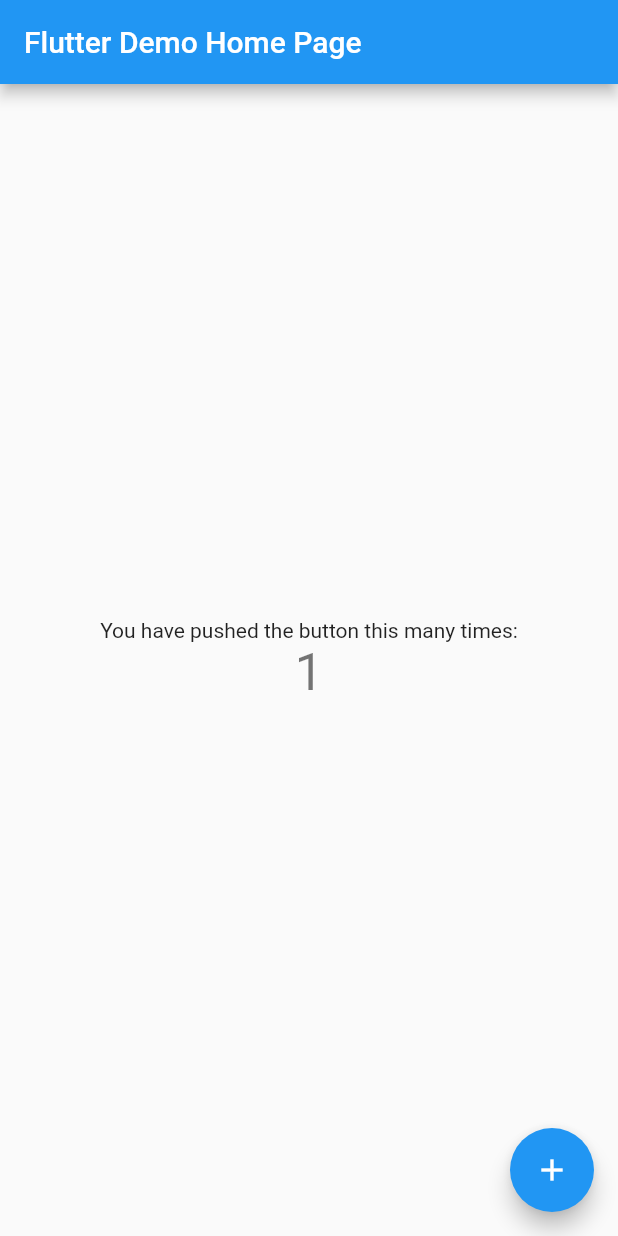
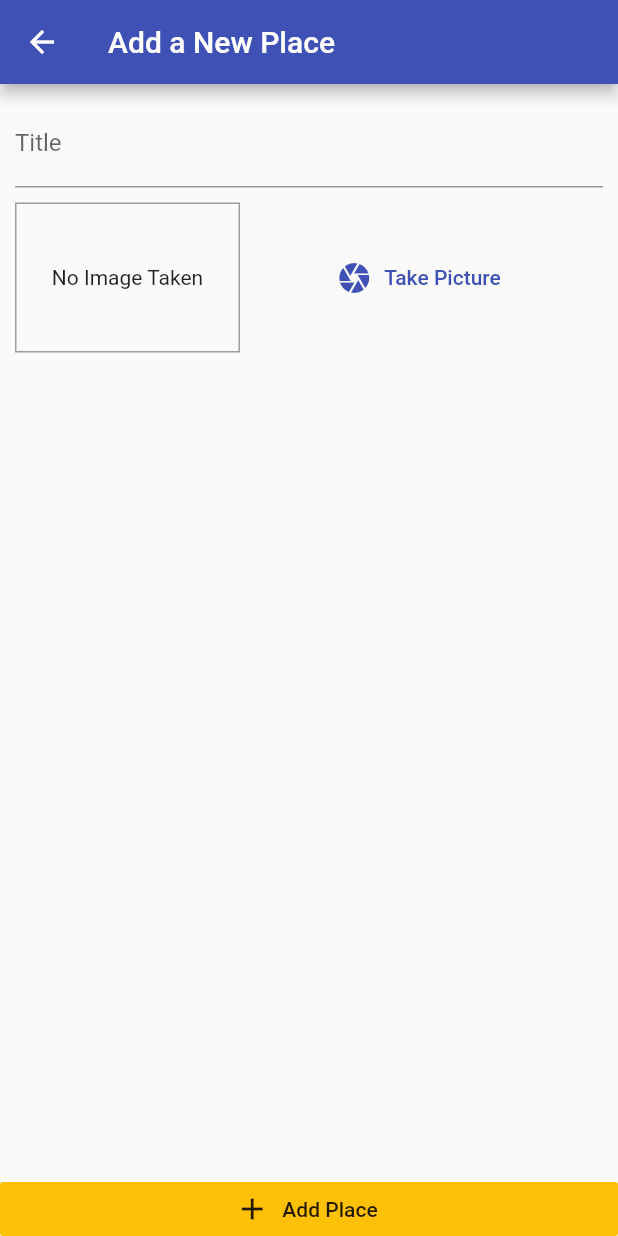
Before and after one commit to priyanshuvishnoi/great_places_app, a Flutter app: the screen it shows after launch, after a tap on the "add" icon, on a phone screen of 412 x 824 dp. Run offline on Flutter 3.47's test engine with Material 2 defaults, Android fonts, the phone set to English and light mode, and no system bars; our stand-ins replace image_picker.

Commit message:
device camera access

```diff
--- a/lib/main.dart
+++ b/lib/main.dart
@@ -1,4 +1,8 @@
 import 'package:flutter/material.dart';
+import 'package:provider/provider.dart';
+import './screens/add_place_screen.dart';
+import './screens/places_list_screen.dart';
+import './providers/great_places.dart';
 
 void main() {
   runApp(MyApp());
@@ -8,110 +12,19 @@ class MyApp extends StatelessWidget {
   // This widget is the root of your application.
   @override
   Widget build(BuildContext context) {
-    return MaterialApp(
-      title: 'Flutter Demo',
-      theme: ThemeData(
-        // This is the theme of your application.
-        //
-        // Try running your application with "flutter run". You'll see the
-        // application has a blue toolbar. Then, without quitting the app, try
-        // changing the primarySwatch below to Colors.green and then invoke
-        // "hot reload" (press "r" in the console where you ran "flutter run",
-        // or simply save your changes to "hot reload" in a Flutter IDE).
-        // Notice that the counter didn't reset back to zero; the application
-        // is not restarted.
-        primarySwatch: Colors.blue,
-        // This makes the visual density adapt to the platform that you run
-        // the app on. For desktop platforms, the controls will be smaller and
-        // closer together (more dense) than on mobile platforms.
-        visualDensity: VisualDensity.adaptivePlatformDensity,
+    return ChangeNotifierProvider.value(
+      value: GreatPlaces(),
+      child: MaterialApp(
+        title: 'Flutter Demo',
+        theme: ThemeData(
+          primarySwatch: Colors.indigo,
+          accentColor: Colors.amber,
+        ),
+        home: PlacesListScreen(),
+        routes: {
+          AddPlaceScreen.routeName: (ctx) => AddPlaceScreen(),
+        },
       ),
-      home: MyHomePage(title: 'Flutter Demo Home Page'),
     );
   }
 }
-
-class MyHomePage extends StatefulWidget {
-  MyHomePage({Key key, this.title}) : super(key: key);
-
-  // This widget is the home page of your application. It is stateful, meaning
-  // that it has a State object (defined below) that contains fields that affect
-  // how it looks.
-
-  // This class is the configuration for the state. It holds the values (in this
-  // case the title) provided by the parent (in this case the App widget) and
-  // used by the build method of the State. Fields in a Widget subclass are
-  // always marked "final".
-
-  final String title;
-
-  @override
-  _MyHomePageState createState() => _MyHomePageState();
-}
-
-class _MyHomePageState extends State<MyHomePage> {
-  int _counter = 0;
-
-  void _incrementCounter() {
-    setState(() {
-      // This call to setState tells the Flutter framework that something has
-      // changed in this State, which causes it to rerun the build method below
-      // so that the display can reflect the updated values. If we changed
-      // _counter without calling setState(), then the build method would not be
-      // called again, and so nothing would appear to happen.
-      _counter++;
-    });
-  }
-
-  @override
-  Widget build(BuildContext context) {
-    // This method is rerun every time setState is called, for instance as done
-    // by the _incrementCounter method above.
-    //
-    // The Flutter framework has been optimized to make rerunning build methods
-    // fast, so that you can just rebuild anything that needs updating rather
-    // than having to individually change instances of widgets.
-    return Scaffold(
-      appBar: AppBar(
-        // Here we take the value from the MyHomePage object that was created by
-        // the App.build method, and use it to set our appbar title.
-        title: Text(widget.title),
-      ),
-      body: Center(
-        // Center is a layout widget. It takes a single child and positions it
-        // in the middle of the parent.
-        child: Column(
-          // Column is also a layout widget. It takes a list of children and
-          // arranges them vertically. By default, it sizes itself to fit its
-          // children horizontally, and tries to be as tall as its parent.
-          //
-          // Invoke "debug painting" (press "p" in the console, choose the
-          // "Toggle Debug Paint" action from the Flutter Inspector in Android
-          // Studio, or the "Toggle Debug Paint" command in Visual Studio Code)
-          // to see the wireframe for each widget.
-          //
-          // Column has various properties to control how it sizes itself and
-          // how it positions its children. Here we use mainAxisAlignment to
-          // center the children vertically; the main axis here is the vertical
-          // axis because Columns are vertical (the cross axis would be
-          // horizontal).
-          mainAxisAlignment: MainAxisAlignment.center,
-          children: <Widget>[
-            Text(
-              'You have pushed the button this many times:',
-            ),
-            Text(
-              '$_counter',
-              style: Theme.of(context).textTheme.headline4,
-            ),
-          ],
-        ),
-      ),
-      floatingActionButton: FloatingActionButton(
-        onPressed: _incrementCounter,
-        tooltip: 'Increment',
-        child: Icon(Icons.add),
-      ), // This trailing comma makes auto-formatting nicer for build methods.
-    );
-  }
-}
--- /dev/null
+++ b/lib/models/place.dart
@@ -0,0 +1,29 @@
+import 'dart:io';
+
+import 'package:flutter/foundation.dart';
+
+class PlaceLocation {
+  final double latitude;
+  final double longitude;
+  final String address;
+
+  PlaceLocation({
+    @required this.latitude,
+    @required this.longitude,
+    this.address,
+  });
+}
+
+class Place {
+  final String id;
+  final String title;
+  final PlaceLocation location;
+  final File image;
+
+  Place({
+    @required this.id,
+    @required this.title,
+    @required this.location,
+    @required this.image,
+  });
+}
--- /dev/null
+++ b/lib/providers/great_places.dart
@@ -0,0 +1,10 @@
+import 'package:flutter/foundation.dart';
+import '../models/place.dart';
+
+class GreatPlaces with ChangeNotifier {
+  List<Place> _items = [];
+
+  List<Place> get items {
+    return [..._items];
+  }
+}
--- /dev/null
+++ b/lib/screens/add_place_screen.dart
@@ -0,0 +1,54 @@
+import 'package:flutter/material.dart';
+import '../widgets/image_input.dart';
+
+class AddPlaceScreen extends StatefulWidget {
+  static const routeName = "/add-place";
+  @override
+  _AddPlaceScreenState createState() => _AddPlaceScreenState();
+}
+
+class _AddPlaceScreenState extends State<AddPlaceScreen> {
+  final _titleController = TextEditingController();
+
+  @override
+  Widget build(BuildContext context) {
+    return Scaffold(
+      appBar: AppBar(
+        title: Text('Add a New Place'),
+      ),
+      body: Column(
+        mainAxisAlignment: MainAxisAlignment.spaceBetween,
+        crossAxisAlignment: CrossAxisAlignment.stretch,
+        children: [
+          Expanded(
+            child: SingleChildScrollView(
+              child: Padding(
+                padding: const EdgeInsets.all(10.0),
+                child: Column(
+                  children: [
+                    TextField(
+                      controller: _titleController,
+                      decoration: InputDecoration(
+                        labelText: 'Title',
+                      ),
+                    ),
+                    SizedBox(height: 10),
+                    ImageInput(),
+                  ],
+                ),
+              ),
+            ),
+          ),
+          RaisedButton.icon(
+            onPressed: () {},
+            icon: Icon(Icons.add),
+            label: Text('Add Place'),
+            elevation: 0,
+            materialTapTargetSize: MaterialTapTargetSize.shrinkWrap,
+            color: Theme.of(context).accentColor,
+          ),
+        ],
+      ),
+    );
+  }
+}
--- /dev/null
+++ b/lib/screens/places_list_screen.dart
@@ -0,0 +1,24 @@
+import 'package:flutter/material.dart';
+import './add_place_screen.dart';
+
+class PlacesListScreen extends StatelessWidget {
+  @override
+  Widget build(BuildContext context) {
+    return Scaffold(
+      appBar: AppBar(
+        title: Text('Your Places'),
+        actions: [
+          IconButton(
+            icon: Icon(Icons.add),
+            onPressed: () {
+              Navigator.of(context).pushNamed(AddPlaceScreen.routeName);
+            },
+          )
+        ],
+      ),
+      body: Center(
+        child: CircularProgressIndicator(),
+      ),
+    );
+  }
+}
--- /dev/null
+++ b/lib/widgets/image_input.dart
@@ -0,0 +1,64 @@
+import 'dart:io';
+import 'package:flutter/material.dart';
+import 'package:image_picker/image_picker.dart';
+import 'package:path/path.dart' as path;
+import 'package:path_provider/path_provider.dart' as syspath;
+
+class ImageInput extends StatefulWidget {
+  @override
+  _ImageInputState createState() => _ImageInputState();
+}
+
+class _ImageInputState extends State<ImageInput> {
+  File _storedImage;
+
+  void _takePicture() async {
+    final picker = ImagePicker();
+    final imageFile = await picker.getImage(
+      source: ImageSource.camera,
+      maxWidth: 600,
+    );
+    setState(() {
+      _storedImage = File(imageFile.path);
+    });
+    final appDir = await syspath.getApplicationDocumentsDirectory();
+    final fileName = path.basename(imageFile.path);
+    final savedImage =
+        await File(imageFile.path).copy('${appDir.path}/$fileName');
+  }
+
+  @override
+  Widget build(BuildContext context) {
+    return Row(
+      children: [
+        Container(
+          width: 150,
+          height: 100,
+          decoration: BoxDecoration(
+            border: Border.all(width: 1, color: Colors.grey),
+          ),
+          child: _storedImage != null
+              ? Image.file(
+                  _storedImage,
+                  fit: BoxFit.cover,
+                  width: double.infinity,
+                )
+              : Text(
+                  'No Image Taken',
+                  textAlign: TextAlign.center,
+                ),
+          alignment: Alignment.center,
+        ),
+        SizedBox(height: 10),
+        Expanded(
+          child: FlatButton.icon(
+            icon: Icon(Icons.camera),
+            label: Text('Take Picture'),
+            textColor: Theme.of(context).primaryColor,
+            onPressed: _takePicture,
+          ),
+        )
+      ],
+    );
+  }
+}
```
Also changed, not shown: pubspec.yaml (+5 -10 lines), lib/screens/places_detail_screen.dart (added), pubspec.lock, 10 other files.
